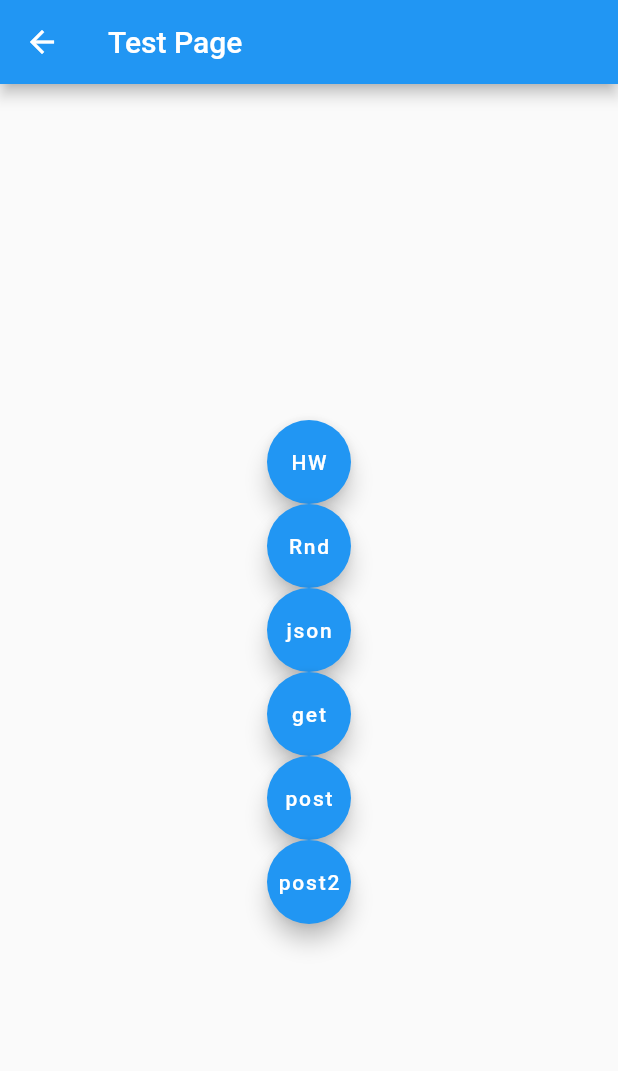
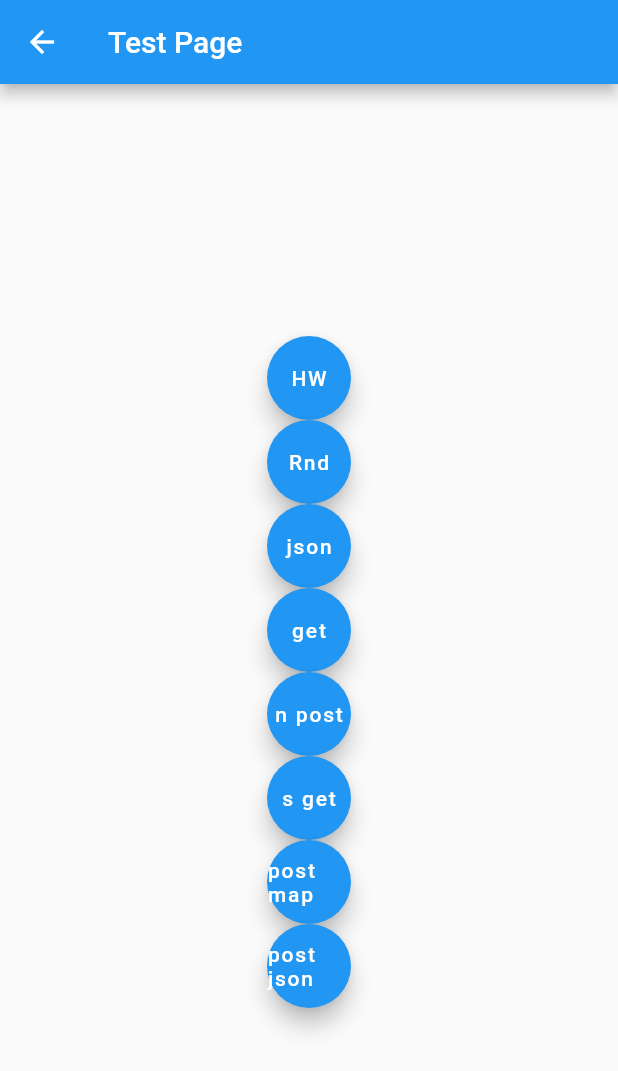
Before and after one commit to kc3hack/2023_G, a Flutter app: the ComTestPage screen opened directly, after a tap on "json", on a phone screen of 412 x 824 dp. Shown: the top 1071 px of the screen. Run offline on Flutter 3.47's test engine with Material 2 defaults, Android fonts, the light colour scheme and no system bars; network calls fail.

Commit message:
flaskのデータベースへの保存と取り出し成功

```diff
--- a/reminder/lib/com_with_flask.dart
+++ b/reminder/lib/com_with_flask.dart
@@ -1,5 +1,4 @@
 import 'dart:convert';
-import 'dart:math';
 
 import 'package:flutter/material.dart';
 import 'package:http/http.dart' as http;
@@ -7,44 +6,6 @@ import 'package:http/http.dart' as http;
 import 'flutter_data.dart';
 
 //cf https://stackoverflow.com/questions/65630743/how-to-solve-flutter-web-api-cors-error-only-with-dart-code
-
-Future<void> getHelloWorld() async {
-  var jsondata = await getDatafromSubURL('');
-  debugPrint(jsondata);
-}
-
-Future<void> getRandomId() async {
-  final responce = await http
-      .get(Uri.parse('http://127.0.0.1:5000/var/${Random().nextInt(100)}'));
-  debugPrint(responce.statusCode.toString());
-  debugPrint(responce.body);
-}
-
-Future<dynamic> getDatafromFullURL(String fullurl) async {
-  var response = await http.get(Uri.parse(fullurl));
-  debugPrint('StatusCode:${response.statusCode.toString()}');
-  //if (response.statusCode != 200) return;
-  return jsonDecode(response.body);
-}
-
-Future<dynamic> postDatafromFullURL(
-    String fullurl, Map<String, String> map) async {
-  var response = await http.post(Uri.parse(fullurl), body: jsonEncode(map));
-  debugPrint('StatusCode:${response.statusCode.toString()}');
-  //if (response.statusCode != 200) return;
-  return jsonDecode(response.body);
-}
-
-Future<dynamic> getDatafromSubURL(String suburl) async {
-  String fullurl = 'http://127.0.0.1:5000$suburl';
-  return getDatafromFullURL(fullurl);
-}
-
-Future<dynamic> postDatafromSubURL(
-    String suburl, Map<String, String> map) async {
-  String fullurl = 'http://127.0.0.1:5000$suburl';
-  return postDatafromFullURL(fullurl, map);
-}
 
 class ComTestPage extends StatefulWidget {
   const ComTestPage({super.key});
@@ -60,14 +21,15 @@ class _ComTestPageState extends State<ComTestPage> {
 
   var n = NotificationData(
       setDateTime: DateTime.now(),
-      limitDateTime: DateTime.now().add(const Duration(days: 10)),
-      title: "test",
-      description: "desc",
-      //remindList: [DateTime(2023, 2, 15), DateTime(2023, 2, 22)],
-      channelID: 123);
+      //  limitDateTime: DateTime.now().add(const Duration(days: 10)),
+      content: "test",
+      // description: "desc",
+      remindList: [DateTime(2023, 2, 15), DateTime(2023, 2, 22)],
+      channelId: 123);
 
   @override
   Widget build(BuildContext context) {
+    Schedule schedule = Schedule();
     return Scaffold(
       appBar: AppBar(
         title: Text(widget.title),
@@ -108,29 +70,59 @@ class _ComTestPageState extends State<ComTestPage> {
               child: const Text('get'),
             ),
             FloatingActionButton(
-              onPressed: () {
-                Future(() async {
-                  final res = await postDatafromSubURL('/notion', n.toMap());
-                  debugPrint(res.toString());
-                });
+              onPressed: () async {
+                final res = await n.saveIntoDatabase();
+                debugPrint(res.toString());
               },
-              child: const Text('post'),
+              child: const Text('n post'),
+            ),
+            FloatingActionButton(
+              onPressed: () async {
+                await schedule.getFromDatabase();
+              },
+              child: const Text('s get'),
             ),
             FloatingActionButton(
               onPressed: () {
                 Future(() async {
                   var response = await http.post(
-                      Uri.parse('http://172.0.0.1:5000/notion'),
-                      body: jsonEncode({
+                      Uri.parse('http://127.0.0.1:5000/notion'),
+                      headers: {
+                        'content-type': 'application/json'
+                      },
+                      body: {
                         "content": "con",
                         "setDateTime": "2023-02-16 13:00:00"
-                      }));
+                      });
                   debugPrint('StatusCode:${response.statusCode.toString()}');
-                  if (response.statusCode != 200) return;
                   debugPrint(response.body.toString());
                 });
               },
-              child: const Text('post2'),
+              child: const Text('post map'),
+            ),
+            FloatingActionButton(
+              onPressed: () {
+                Future(() async {
+                  debugPrint(jsonEncode({
+                    "content": "con",
+                    "setDateTime": "2023-02-16 13:00:00"
+                  }));
+                  var response =
+                      await http.post(Uri.parse('http://127.0.0.1:5000/notion'),
+                          headers: {'content-type': 'application/json'},
+                          body: jsonEncode({
+                            "content": "con",
+                            "setDateTime": "2023-02-16 13:00:00",
+                            "remindList": [
+                              "2023-02-17 20:00:00",
+                              "2023-03-01 10:00:00"
+                            ]
+                          }));
+                  debugPrint('StatusCode:${response.statusCode.toString()}');
+                  debugPrint(response.body.toString());
+                });
+              },
+              child: const Text('post json'),
             ),
           ],
         ),
--- a/reminder/lib/flutter_data.dart
+++ b/reminder/lib/flutter_data.dart
@@ -1,26 +1,43 @@
 import 'dart:convert';
+import 'dart:math';
+import 'package:flutter/material.dart';
+import 'package:http/http.dart' as http;
+
+final notionUri = Uri.parse('http://127.0.0.1:5000/notion');
+final notionHeader = {'content-type': 'application/json'};
 
 class NotificationData {
   late DateTime setDateTime; //設定した日時
-  late DateTime limitDateTime; //期限
-  late String title; //通知のタイトル
-  late String description; //詳細
-  late int channelID; //通知チャンネルID
+  //late DateTime limitDateTime; //期限
+  late String content; //通知のタイトル
+  //late String description; //詳細
+  late int channelId; //通知チャンネルID
+  late List<DateTime> remindList;
 
   NotificationData(
       {required this.setDateTime,
-      required this.limitDateTime,
-      required this.title,
-      required this.description,
-      required this.channelID});
+      //required this.limitDateTime,
+      required this.content,
+      required this.remindList,
+      //required this.description,
+      required this.channelId});
 
-  Map<String, String> toMap() {
+  static dateTimeToString(DateTime dt) {
+    String zp(int n) {
+      return n.toString().padLeft(2, '0');
+    }
+
+    return '${dt.year}-${zp(dt.month)}-${zp(dt.day)} ${zp(dt.hour)}:${zp(dt.minute)}:${zp(dt.second)}';
+  }
+
+  Map<String, dynamic> toMap() {
     return {
-      "setDateTime": setDateTime.toString(),
-      "limitDateTime": limitDateTime.toString(),
-      "content": title,
-      "description": description,
-      "channelID": channelID.toString(),
+      "setDateTime": dateTimeToString(setDateTime),
+      //"limitDateTime": limitDateTime.toString(),
+      "content": content,
+      "remindList": remindList.map((e) => dateTimeToString(e)).toList(),
+      //"description": description,
+      "channelId": channelId.toString(),
     };
   }
 
@@ -30,13 +47,89 @@ class NotificationData {
 
   static NotificationData fromJsonString(String jstr) {
     final json = jsonDecode(jstr);
+    List<dynamic> sl = json["remindList"];
+    List<DateTime> dl = sl.map((e) => DateTime.parse(e.toString())).toList();
     return NotificationData(
         setDateTime: DateTime.parse(json["setDateTime"].toString()),
-        limitDateTime: DateTime.parse(json["limitDateTime"].toString()),
-        title: json["title"] as String,
-        description: json["description"] as String,
-        channelID: json["channelID"] as int);
+        //limitDateTime: DateTime.parse(json["limitDateTime"].toString()),
+        content: json["content"] as String,
+        //description: json["description"] as String,
+        remindList: dl,
+        channelId: json["channelId"] as int);
+  }
+
+  Future<String> saveIntoDatabase() async {
+    debugPrint("■" + toJsonString());
+    var response =
+        await http.post(notionUri, headers: notionHeader, body: toJsonString());
+    debugPrint('StatusCode:${response.statusCode.toString()}');
+    if (response.statusCode == 500) return '';
+    return response.body;
+  }
+
+  void print() {
+    debugPrint('Notification print');
+    debugPrint(toJsonString());
   }
 }
 
-class Schedule {}
+class Schedule {
+  List<NotificationData> list = [];
+
+  Future<void> getFromDatabase() async {
+    var response = await http.get(notionUri, headers: notionHeader);
+    debugPrint('StatusCode:${response.statusCode.toString()}');
+    if (response.statusCode != 200) return;
+    String short = response.body.substring(7, response.body.length - 4);
+    List<String> jlist =
+        short.split(RegExp(r'},\s+{')).map((e) => '{$e}').toList();
+    list = jlist.map((e) => NotificationData.fromJsonString(e)).toList();
+    print();
+  }
+
+  void print() {
+    debugPrint('Schelude print');
+    debugPrint(list.map((e) => e.toJsonString()).toList().toString());
+  }
+}
+
+//以下テスト用
+
+Future<void> getHelloWorld() async {
+  var jsondata = await getDatafromSubURL('');
+  debugPrint(jsondata);
+}
+
+Future<void> getRandomId() async {
+  final responce = await http
+      .get(Uri.parse('http://127.0.0.1:5000/var/${Random().nextInt(100)}'));
+  debugPrint(responce.statusCode.toString());
+  debugPrint(responce.body);
+}
+
+Future<dynamic> getDatafromFullURL(String fullurl) async {
+  var response = await http
+      .get(Uri.parse(fullurl), headers: {'content-type': 'application/json'});
+  debugPrint('StatusCode:${response.statusCode.toString()}');
+  //if (response.statusCode != 200) return;
+  return jsonDecode(response.body);
+}
+
+Future<dynamic> postDataToFullURL(
+    String fullurl, Map<String, String> map) async {
+  var response = await http.post(Uri.parse(fullurl),
+      headers: {'content-type': 'application/json'}, body: jsonEncode(map));
+  debugPrint('StatusCode:${response.statusCode.toString()}');
+  //if (response.statusCode != 200) return;
+  return jsonDecode(response.body);
+}
+
+Future<dynamic> getDatafromSubURL(String suburl) async {
+  String fullurl = 'http://127.0.0.1:5000$suburl';
+  return getDatafromFullURL(fullurl);
+}
+
+Future<dynamic> postDataToSubURL(String suburl, Map<String, String> map) async {
+  String fullurl = 'http://127.0.0.1:5000$suburl';
+  return postDataToFullURL(fullurl, map);
+}
```
